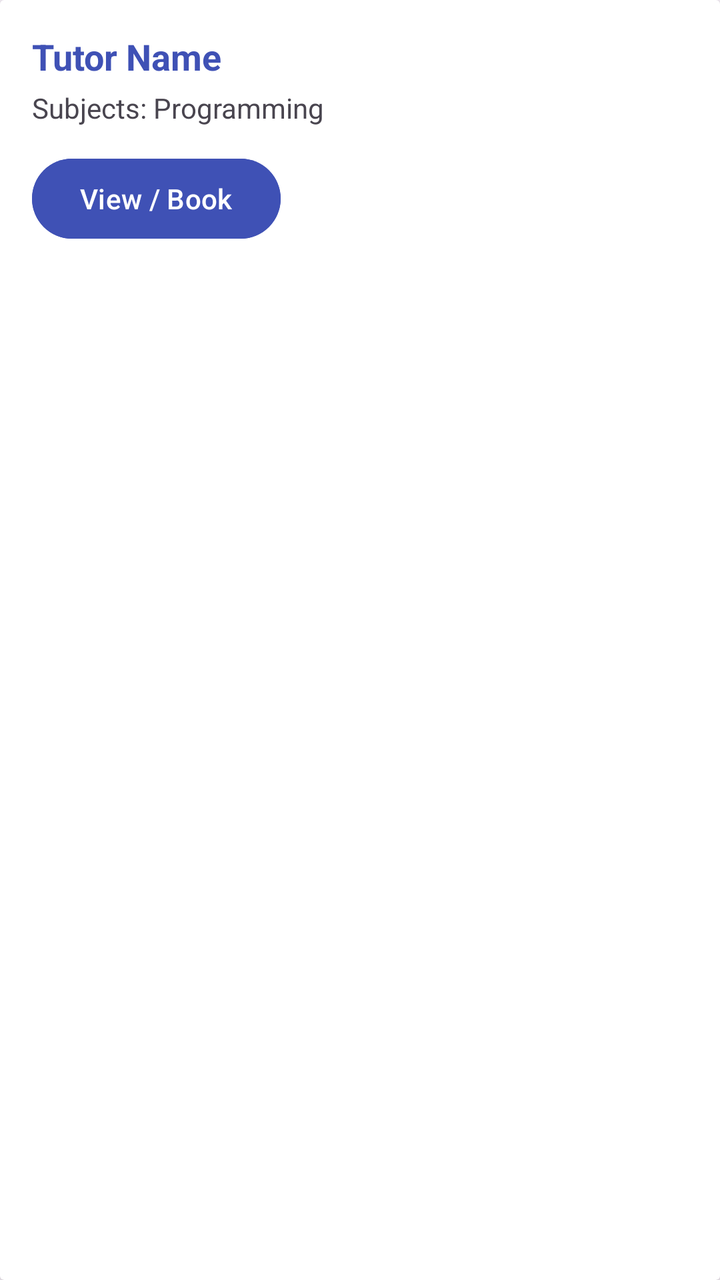
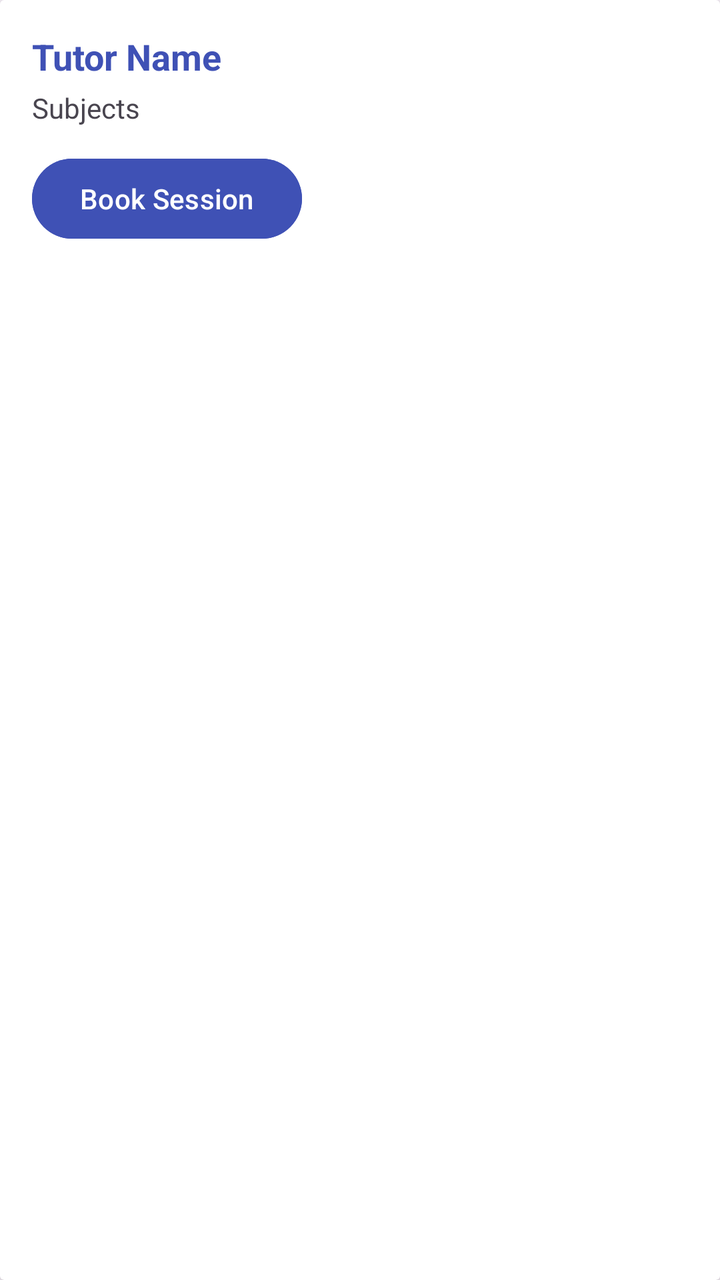

Two renders of the same Android screen: before a commit and after it. Below are the layout's source before the change and the commit's diff.
<!-- AndroidManifest.xml: application theme Theme.TutorSched -->
<!-- res/layout/item_tutor.xml -->
<?xml version="1.0" encoding="utf-8"?>
<androidx.cardview.widget.CardView xmlns:android="http://schemas.android.com/apk/res/android"
    android:layout_width="match_parent"
    android:layout_height="wrap_content"
    android:layout_marginBottom="12dp"
    android:elevation="4dp"
    android:padding="16dp">

    <LinearLayout
        android:layout_width="match_parent"
        android:layout_height="wrap_content"
        android:orientation="vertical"
        android:padding="16dp">

        <TextView
            android:id="@+id/tvTutorName"
            android:layout_width="wrap_content"
            android:layout_height="wrap_content"
            android:text="Tutor Name"
            android:textStyle="bold"
            android:textSize="18sp"
            android:textColor="#3F51B5"/>

        <TextView
            android:id="@+id/tvTutorSubjects"
            android:layout_width="wrap_content"
            android:layout_height="wrap_content"
            android:text="Subjects: Programming"
            android:textSize="14sp"
            android:layout_marginTop="4dp"/>

        <Button
            android:id="@+id/btnBookTutor"
            android:layout_width="wrap_content"
            android:layout_height="wrap_content"
            android:text="View / Book"
            android:layout_marginTop="12dp"
            android:backgroundTint="#3F51B5"
            android:textColor="#FFFFFF"/>

    </LinearLayout>
</androidx.cardview.widget.CardView>
<!-- resources referenced by this layout -->
<resources>
  <style name="Theme.TutorSched" parent="Base.Theme.TutorSched" />
  <style name="Base.Theme.TutorSched" parent="Theme.Material3.DayNight.NoActionBar">
          
          
      </style>
</resources>

<!-- the commit's change to res/layout/item_tutor.xml (unified diff, before → after) -->
@@ -25,7 +25,7 @@
             android:id="@+id/tvTutorSubjects"
             android:layout_width="wrap_content"
             android:layout_height="wrap_content"
-            android:text="Subjects: Programming"
+            android:text="Subjects"
             android:textSize="14sp"
             android:layout_marginTop="4dp"/>
 
@@ -33,7 +33,7 @@
             android:id="@+id/btnBookTutor"
             android:layout_width="wrap_content"
             android:layout_height="wrap_content"
-            android:text="View / Book"
+            android:text="Book Session"
             android:layout_marginTop="12dp"
             android:backgroundTint="#3F51B5"
             android:textColor="#FFFFFF"/>
